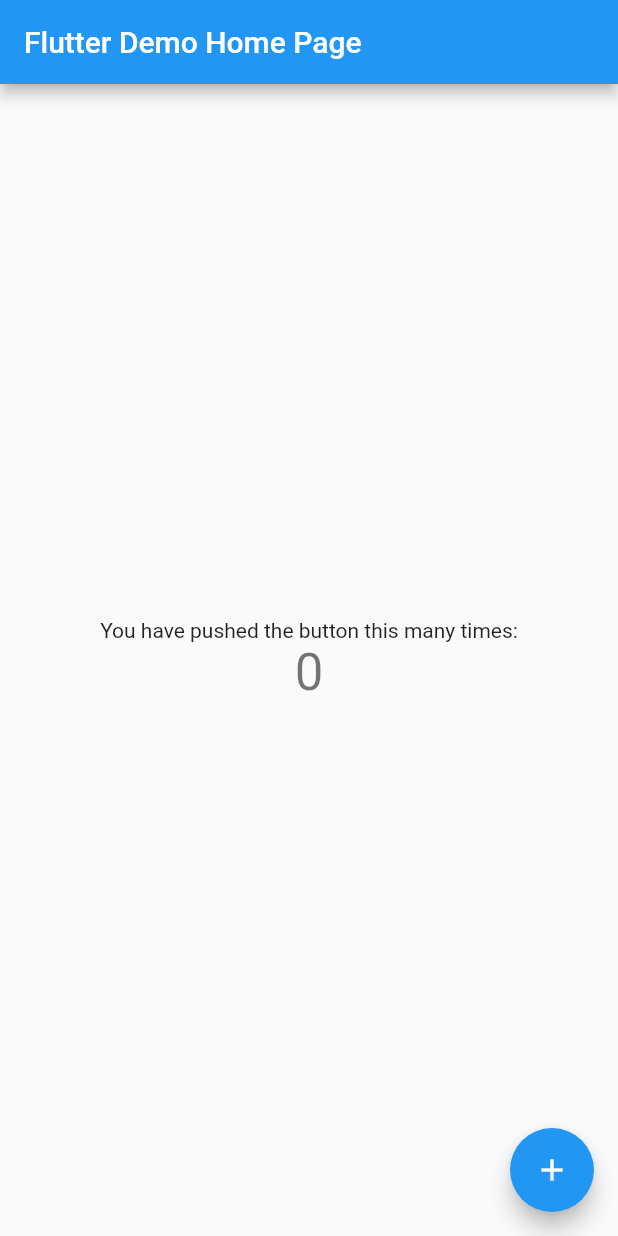
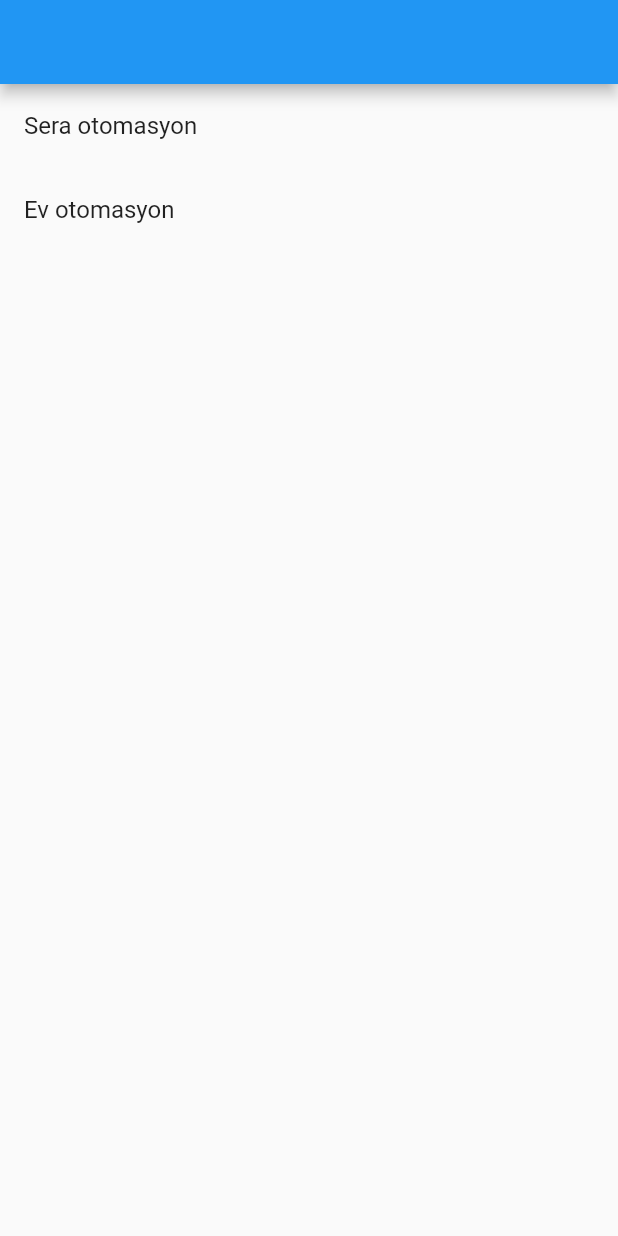
Before and after one commit to PlavEkmek/tqttio_client, a Flutter app: the screen it shows after launch, on a phone screen of 412 x 824 dp. Run offline on Flutter 3.47's test engine with Material 2 defaults, Android fonts, the light colour scheme and no system bars.

Commit message:
Main file

```diff
--- /dev/null
+++ b/lib/data/core_state.dart
@@ -0,0 +1,34 @@
+class CoreState{
+   List<String> dashboards;
+
+   CoreState({
+     this.dashboards
+  });
+
+   @override
+  bool operator ==(Object right)=>
+    identical(this,right) ||
+     right is CoreState &&
+      runtimeType == right.runtimeType &&
+      !confirmChangesDashboard(dashboards, right);
+
+  @override
+  int get hashCode => dashboards.hashCode;
+
+
+  bool confirmChangesDashboard(List left, dynamic right){
+    //if is true have changes, if not no changes
+    bool result = false;
+
+    for (int i=0; i == dashboards.length +1; i++) {
+        if(i == dashboards.length+1){
+          if(right[i]!= null)return true;
+          else return false;
+        }
+        if(dashboards[i]!= right[i]) return true;
+    }
+    return result;
+  }
+
+  CoreState copy ({List<String> dashboards}) => CoreState(dashboards: dashboards ?? this.dashboards);
+}
--- a/lib/main.dart
+++ b/lib/main.dart
@@ -1,113 +1,19 @@
 import 'package:flutter/material.dart';
+import 'package:tqttio_client/screens/dashboards_screen.dart';
+import 'package:tqttio_client/state_widget.dart';
 
 void main() {
   runApp(MyApp());
-}
+  }
 
-class MyApp extends StatelessWidget {
-  // This widget is the root of your application.
+  class MyApp extends StatelessWidget{
   @override
   Widget build(BuildContext context) {
-    return MaterialApp(
-      title: 'Flutter Demo',
-      theme: ThemeData(
-        // This is the theme of your application.
-        //
-        // Try running your application with "flutter run". You'll see the
-        // application has a blue toolbar. Then, without quitting the app, try
-        // changing the primarySwatch below to Colors.green and then invoke
-        // "hot reload" (press "r" in the console where you ran "flutter run",
-        // or simply save your changes to "hot reload" in a Flutter IDE).
-        // Notice that the counter didn't reset back to zero; the application
-        // is not restarted.
-        primarySwatch: Colors.blue,
+
+    return StateWidget(
+          child: MaterialApp(
+        home: DashboardsPage(),
       ),
-      home: MyHomePage(title: 'Flutter Demo Home Page'),
     );
   }
 }
-
-class MyHomePage extends StatefulWidget {
-  MyHomePage({Key key, this.title}) : super(key: key);
-
-  // This widget is the home page of your application. It is stateful, meaning
-  // that it has a State object (defined below) that contains fields that affect
-  // how it looks.
-
-  // This class is the configuration for the state. It holds the values (in this
-  // case the title) provided by the parent (in this case the App widget) and
-  // used by the build method of the State. Fields in a Widget subclass are
-  // always marked "final".
-
-  final String title;
-
-  @override
-  _MyHomePageState createState() => _MyHomePageState();
-}
-
-class _MyHomePageState extends State<MyHomePage> {
-  int _counter = 0;
-
-  void _incrementCounter() {
-    setState(() {
-      // This call to setState tells the Flutter framework that something has
-      // changed in this State, which causes it to rerun the build method below
-      // so that the display can reflect the updated values. If we changed
-      // _counter without calling setState(), then the build method would not be
-      // called again, and so nothing would appear to happen.
-      _counter++;
-    });
-  }
-
-  @override
-  Widget build(BuildContext context) {
-    // This method is rerun every time setState is called, for instance as done
-    // by the _incrementCounter method above.
-    //
-    // The Flutter framework has been optimized to make rerunning build methods
-    // fast, so that you can just rebuild anything that needs updating rather
-    // than having to individually change instances of widgets.
-    return Scaffold(
-      appBar: AppBar(
-        // Here we take the value from the MyHomePage object that was created by
-        // the App.build method, and use it to set our appbar title.
-        title: Text(widget.title),
-      ),
-      body: Center(
-        // Center is a layout widget. It takes a single child and positions it
-        // in the middle of the parent.
-        child: Column(
-          // Column is also a layout widget. It takes a list of children and
-          // arranges them vertically. By default, it sizes itself to fit its
-          // children horizontally, and tries to be as tall as its parent.
-          //
-          // Invoke "debug painting" (press "p" in the console, choose the
-          // "Toggle Debug Paint" action from the Flutter Inspector in Android
-          // Studio, or the "Toggle Debug Paint" command in Visual Studio Code)
-          // to see the wireframe for each widget.
-          //
-          // Column has various properties to control how it sizes itself and
-          // how it positions its children. Here we use mainAxisAlignment to
-          // center the children vertically; the main axis here is the vertical
-          // axis because Columns are vertical (the cross axis would be
-          // horizontal).
-          mainAxisAlignment: MainAxisAlignment.center,
-          children: <Widget>[
-            Text(
-              'You have pushed the button this many times:',
-            ),
-            Text(
-              '$_counter',
-              style: Theme.of(context).textTheme.headline4,
-            ),
-          ],
-        ),
-      ),
-      floatingActionButton: FloatingActionButton(
-        onPressed: _incrementCounter,
-        tooltip: 'Increment',
-        child: Icon(Icons.add),
-      ), // This trailing comma makes auto-formatting nicer for build methods.
-    );
-  }
-}
--- /dev/null
+++ b/lib/screens/dashboards_screen.dart
@@ -0,0 +1,44 @@
+import 'package:flutter/material.dart';
+import 'package:tqttio_client/state_widget.dart';
+
+class DashboardsPage extends StatefulWidget {
+  List<String> dashboards;
+  DashboardsPage({Key key, this.dashboards}) : super(key: key);
+
+  @override
+  _DashboardsPageState createState() => _DashboardsPageState(dashboards);
+}
+
+class _DashboardsPageState extends State<DashboardsPage> {
+  List<String> dashboards;
+
+  int get dashboardCount {
+    if (dashboards == null)
+      return 0;
+    else
+      return dashboards.length;
+  }
+
+  _DashboardsPageState(this.dashboards);
+
+  @override
+  Widget build(BuildContext context) {
+    dashboards = StateInheritedWidget.of(context).state.dashboards;
+    return Scaffold(
+      appBar: AppBar(),
+      body: Column(
+        children: [
+          Expanded(
+            child: ListView.builder(
+                itemCount: dashboardCount,
+                itemBuilder: (BuildContext context, int index) {
+                  return ListTile(
+                    title: Text(dashboards[index]),
+                  );
+                }),
+          )
+        ],
+      ),
+    );
+  }
+}
--- /dev/null
+++ b/lib/state_widget.dart
@@ -0,0 +1,57 @@
+import 'package:flutter/material.dart';
+import 'package:tqttio_client/data/core_state.dart';
+
+class StateWidget extends StatefulWidget {
+  final Widget child;
+
+  StateWidget({Key key, @required this.child}) : super(key: key);
+  @override
+  _StateWidgetState createState() => _StateWidgetState();
+}
+
+class _StateWidgetState extends State<StateWidget> {
+  CoreState state = new CoreState(dashboards: ["Sera otomasyon", "Ev otomasyon"]);
+
+  void addDashboard(String value) {
+    state.dashboards.add(value);
+    final dashboards = state.dashboards;
+    final newState = state.copy(dashboards: dashboards);
+    setState(() {
+      state= newState;
+    });
+  }
+
+  @override
+  Widget build(BuildContext context) => StateInheritedWidget(
+        child: widget.child,
+        state: state,
+        stateWidget: this,
+      );
+}
+
+class StateInheritedWidget extends InheritedWidget {
+  final CoreState state;
+  final _StateWidgetState stateWidget;
+  final Widget child;
+
+  StateInheritedWidget(
+      {Key key,
+      this.child,
+      @required this.state,
+      @required this.stateWidget})
+      : super(key: key, child: child);
+
+
+  //Looking to context tree to find StateInheritedWidget widget to reach data
+  static _StateWidgetState of(BuildContext context) {
+    return context
+        .dependOnInheritedWidgetOfExactType<StateInheritedWidget>()
+        .stateWidget;
+  }
+
+  //Checking data changes with overrided operand ==
+  @override
+  bool updateShouldNotify(StateInheritedWidget oldWidget) {
+    return oldWidget.state != state;
+  }
+}
```
